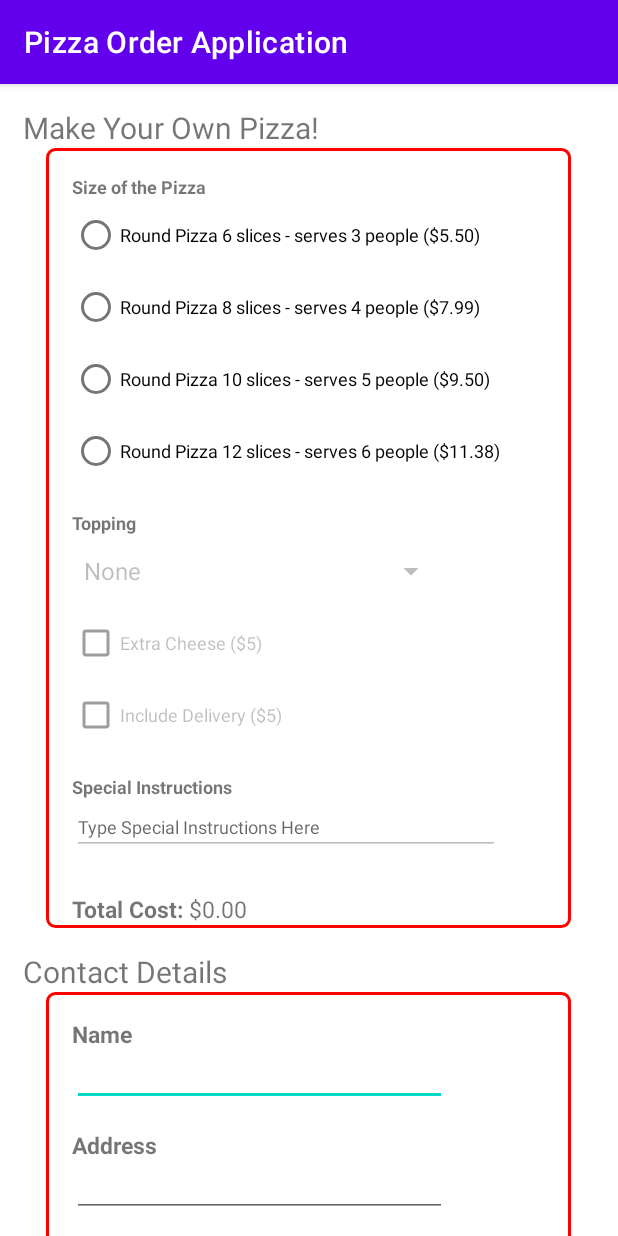
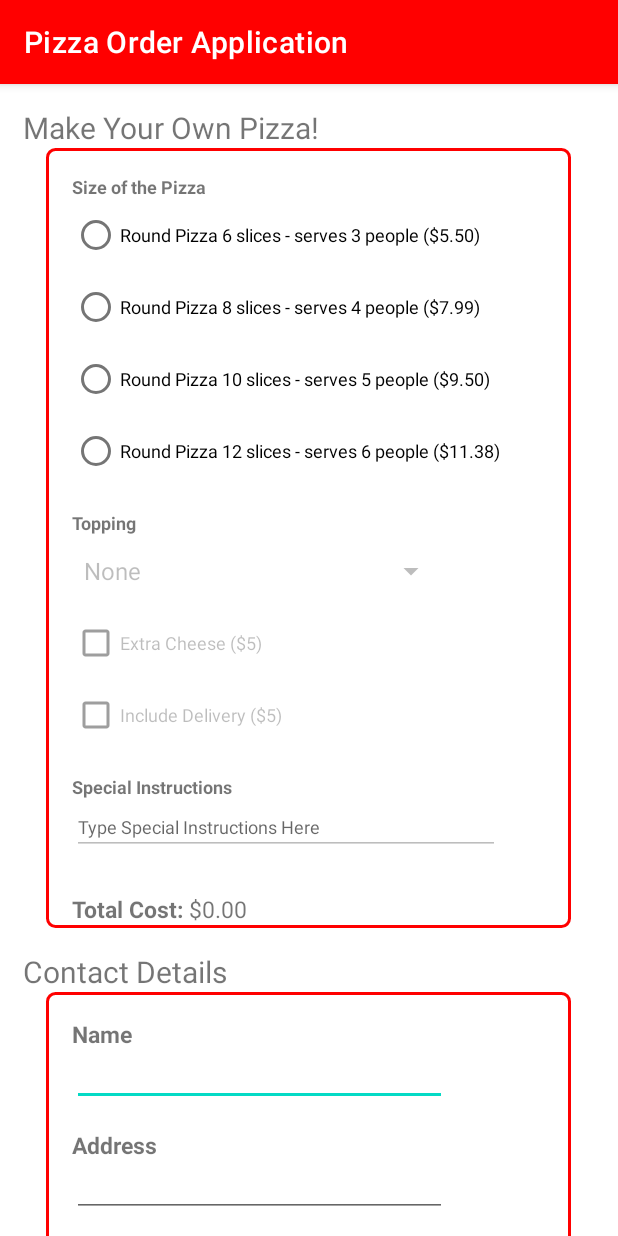
Before and after one commit to airwick989/Mobile-Application-Development, an Android app: the screen it shows after launch (MainActivity), on a phone screen of 412 x 824 dp. Run offline under Robolectric (Android 15) with nearby library versions, the phone set to English and light mode, and no system bars.

Commit message:
updated colour theme

```diff
--- a/Assignments/Assignment 1/project folder/app/src/main/res/values/colors.xml
+++ b/Assignments/Assignment 1/project folder/app/src/main/res/values/colors.xml
@@ -7,4 +7,6 @@
     <color name="teal_700">#FF018786</color>
     <color name="black">#FF000000</color>
     <color name="white">#FFFFFFFF</color>
+    <color name="red_primary">#FF0000</color>
+    <color name="red_secondary">#B30000</color>
 </resources>
--- a/Assignments/Assignment 1/project folder/app/src/main/res/values/themes.xml
+++ b/Assignments/Assignment 1/project folder/app/src/main/res/values/themes.xml
@@ -2,8 +2,8 @@
     <!-- Base application theme. -->
     <style name="Theme.MyApplication" parent="Theme.MaterialComponents.DayNight.DarkActionBar">
         <!-- Primary brand color. -->
-        <item name="colorPrimary">@color/purple_500</item>
-        <item name="colorPrimaryVariant">@color/purple_700</item>
+        <item name="colorPrimary">@color/red_primary</item>
+        <item name="colorPrimaryVariant">@color/red_secondary</item>
         <item name="colorOnPrimary">@color/white</item>
         <!-- Secondary brand color. -->
         <item name="colorSecondary">@color/teal_200</item>
```
